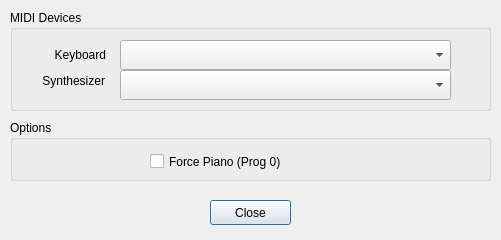
obook/I-like-Chopin, file src/settings_dialog.ui: the form before one commit.
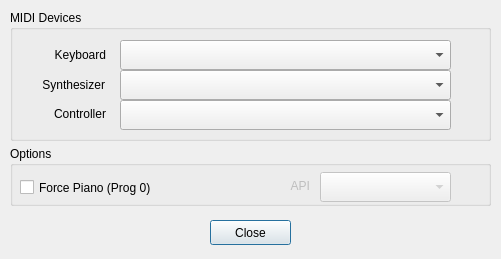
The form after the commit.

```diff
--- a/src/settings_dialog.ui
+++ b/src/settings_dialog.ui
@@ -7,7 +7,7 @@
     <x>0</x>
     <y>0</y>
     <width>501</width>
-    <height>240</height>
+    <height>259</height>
    </rect>
   </property>
   <property name="windowTitle">
@@ -19,7 +19,7 @@
      <x>10</x>
      <y>10</y>
      <width>481</width>
-     <height>101</height>
+     <height>131</height>
     </rect>
    </property>
    <property name="title">
@@ -49,9 +49,9 @@
     <property name="geometry">
      <rect>
       <x>4</x>
-      <y>60</y>
+      <y>65</y>
       <width>91</width>
-      <height>22</height>
+      <height>20</height>
      </rect>
     </property>
     <property name="text">
@@ -82,7 +82,7 @@
    <property name="geometry">
     <rect>
      <x>210</x>
-     <y>200</y>
+     <y>220</y>
      <width>81</width>
      <height>25</height>
     </rect>
@@ -95,9 +95,9 @@
    <property name="geometry">
     <rect>
      <x>10</x>
-     <y>120</y>
+     <y>146</y>
      <width>481</width>
-     <height>61</height>
+     <height>60</height>
     </rect>
    </property>
    <property name="title">
@@ -106,7 +106,7 @@
    <widget class="QCheckBox" name="checkBox_ForceIntrument0">
     <property name="geometry">
      <rect>
-      <x>140</x>
+      <x>10</x>
       <y>30</y>
       <width>191</width>
       <height>23</height>
@@ -116,6 +116,64 @@
      <string>Force Piano (Prog 0)</string>
     </property>
    </widget>
+   <widget class="QComboBox" name="ApiCombo">
+    <property name="enabled">
+     <bool>false</bool>
+    </property>
+    <property name="geometry">
+     <rect>
+      <x>310</x>
+      <y>26</y>
+      <width>131</width>
+      <height>30</height>
+     </rect>
+    </property>
+   </widget>
+   <widget class="QLabel" name="label_Ouput_3">
+    <property name="enabled">
+     <bool>false</bool>
+    </property>
+    <property name="geometry">
+     <rect>
+      <x>200</x>
+      <y>29</y>
+      <width>100</width>
+      <height>22</height>
+     </rect>
+    </property>
+    <property name="text">
+     <string>API</string>
+    </property>
+    <property name="alignment">
+     <set>Qt::AlignmentFlag::AlignRight|Qt::AlignmentFlag::AlignTrailing|Qt::AlignmentFlag::AlignVCenter</set>
+    </property>
+   </widget>
+  </widget>
+  <widget class="QComboBox" name="ControllerDeviceCombo">
+   <property name="geometry">
+    <rect>
+     <x>120</x>
+     <y>100</y>
+     <width>331</width>
+     <height>30</height>
+    </rect>
+   </property>
+  </widget>
+  <widget class="QLabel" name="label_Ouput_2">
+   <property name="geometry">
+    <rect>
+     <x>6</x>
+     <y>103</y>
+     <width>100</width>
+     <height>22</height>
+    </rect>
+   </property>
+   <property name="text">
+    <string>Controller</string>
+   </property>
+   <property name="alignment">
+    <set>Qt::AlignmentFlag::AlignRight|Qt::AlignmentFlag::AlignTrailing|Qt::AlignmentFlag::AlignVCenter</set>
+   </property>
   </widget>
  </widget>
  <resources/>
```
